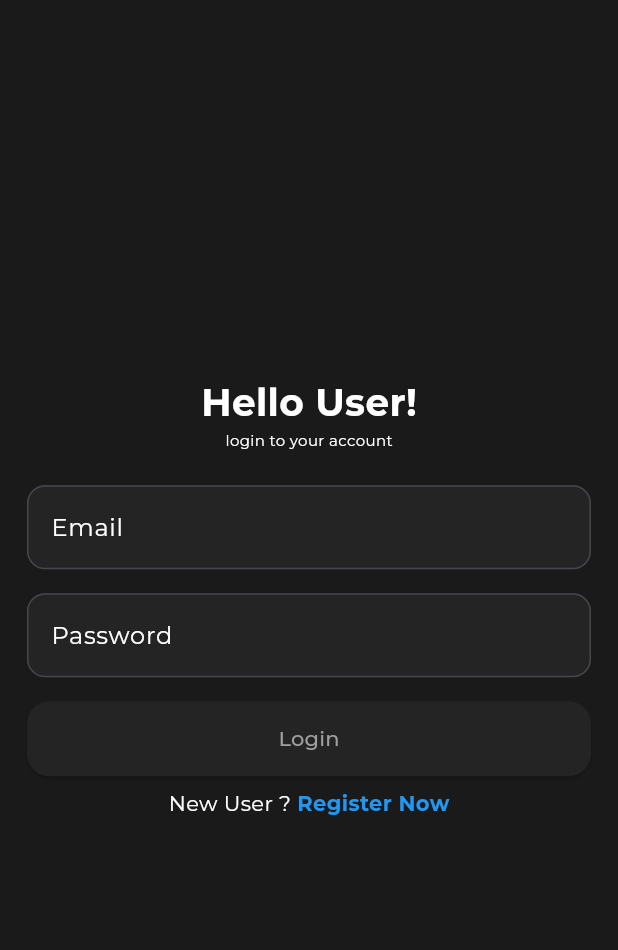
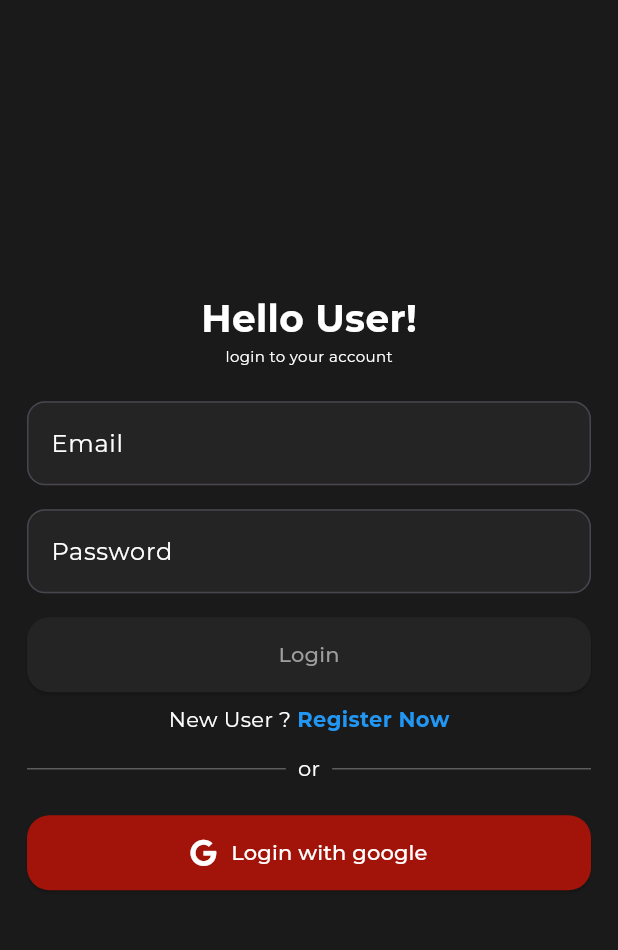
Before and after one commit to FilmMate/frontend, a Flutter app: the screen it shows after launch, on a phone screen of 412 x 824 dp, the part 63-1013 px from its top. Run offline on Flutter 3.47's test engine with Material 3 defaults, Android fonts, the phone set to English and light mode, and no system bars; our stand-ins replace bloc, cached_network_image, carousel_slider, cloud_firestore, dartz, dio and 15 more; accounts and stored records are empty; network calls fail.

Commit message:
added google auth

```diff
--- a/lib/presentation/accounts/accounts.dart
+++ b/lib/presentation/accounts/accounts.dart
@@ -4,6 +4,7 @@ import 'package:film_mate/core/constants.dart';
 import 'package:film_mate/presentation/user/login_and_register.dart';
 import 'package:firebase_auth/firebase_auth.dart';
 import 'package:flutter/material.dart';
+import 'package:google_sign_in/google_sign_in.dart';
 import 'package:shared_preferences/shared_preferences.dart';
 
 class ScreenAccounts extends StatelessWidget {
@@ -69,6 +70,7 @@ class ScreenAccounts extends StatelessWidget {
                       ),
                       onPressed: () async {
                         log("log out");
+                        await GoogleSignIn().signOut();
                         FirebaseAuth.instance.signOut();
                         final SharedPreferences prefs =
                             await SharedPreferences.getInstance();
--- a/lib/presentation/user/widgets/login.dart
+++ b/lib/presentation/user/widgets/login.dart
@@ -1,3 +1,7 @@
+import 'dart:developer';
+
+import 'package:cloud_firestore/cloud_firestore.dart';
+import 'package:film_mate/application/main_navigator/main_navigator_bloc.dart';
 import 'package:film_mate/application/user/user_bloc.dart';
 import 'package:film_mate/core/colors.dart';
 import 'package:film_mate/core/constants.dart';
@@ -6,6 +10,8 @@ import 'package:film_mate/presentation/main_navigator/main_navigator.dart';
 import 'package:firebase_auth/firebase_auth.dart';
 import 'package:flutter/material.dart';
 import 'package:flutter_bloc/flutter_bloc.dart';
+import 'package:font_awesome_flutter/font_awesome_flutter.dart';
+import 'package:google_sign_in/google_sign_in.dart';
 import 'package:shared_preferences/shared_preferences.dart';
 
 class Login extends StatelessWidget {
@@ -18,7 +24,8 @@ class Login extends StatelessWidget {
     WidgetsBinding.instance.addPostFrameCallback((_) async {
       // BlocProvider.of<UserBloc>(context)
       //     .add(const UserEvent.displayAllUsers());
-      await UserServices().displayAllUsers();
+      BlocProvider.of<MainNavigatorBloc>(context)
+          .add(MainNavigatorEvent.changeItem(item: 0));
     });
     final TextEditingController emailController = TextEditingController();
     final TextEditingController passwordController = TextEditingController();
@@ -73,6 +80,81 @@ class Login extends StatelessWidget {
       } catch (e) {
         showSnackBar(SnackBar(
           content: Text("An error occurred: $e"),
+          backgroundColor: Colors.red,
+        ));
+      }
+    }
+
+    Future<void> signInWithGoogle() async {
+      try {
+        await GoogleSignIn()
+            .signOut(); // Optional: Clear previous sign-in sessions
+        final GoogleSignInAccount? googleUser = await GoogleSignIn().signIn();
+
+        if (googleUser == null) {
+          // User canceled the Google sign-in
+          log("Google sign-in canceled.");
+          return;
+        }
+
+        final GoogleSignInAuthentication googleAuth =
+            await googleUser.authentication;
+
+        final credential = GoogleAuthProvider.credential(
+          accessToken: googleAuth.accessToken,
+          idToken: googleAuth.idToken,
+        );
+
+        log("Authenticating Google user...");
+        // Sign in with Firebase using the Google credential
+        UserCredential userCredential =
+            await FirebaseAuth.instance.signInWithCredential(credential);
+
+        // Check if the user exists in Firestore
+        DocumentSnapshot userDoc = await FirebaseFirestore.instance
+            .collection('users')
+            .doc(userCredential.user!.uid)
+            .get();
+
+        if (!userDoc.exists) {
+          // If the user document does not exist, create it
+          await FirebaseFirestore.instance
+              .collection('users')
+              .doc(userCredential.user!.uid)
+              .set({
+            'email': userCredential.user!.email,
+            'type': 'user', // Default type is 'user'
+            'createdAt': FieldValue.serverTimestamp(),
+            'user_name': userCredential.user!.displayName,
+            'genre': [],
+          });
+
+          log("New Google user added to Firestore.");
+        } else {
+          log("Existing user found in Firestore.");
+        }
+
+        // Update SharedPreferences for login state
+        final SharedPreferences prefs = await SharedPreferences.getInstance();
+        await prefs.setBool('isLoggedIn', true);
+
+        // Navigate to the main application screen
+        await Navigator.of(context).pushAndRemoveUntil(
+          MaterialPageRoute(
+            builder: (context) => const MainNavigator(),
+          ),
+          (route) => false,
+        );
+      } on FirebaseAuthException catch (e) {
+        log("FirebaseAuthException: ${e.message}");
+        showSnackBar(SnackBar(
+          content: Text("Google sign-in failed: ${e.message}"),
+          backgroundColor: Colors.red,
+        ));
+      } catch (e) {
+        log("Exception: $e");
+        showSnackBar(SnackBar(
+          content: Text("An error occurred during Google sign-in."),
           backgroundColor: Colors.red,
         ));
       }
@@ -202,6 +284,74 @@ class Login extends StatelessWidget {
               ),
             ],
           ),
+        ),
+        kHeightXS,
+        Padding(
+          padding: const EdgeInsets.all(8.0),
+          child: Row(
+            children: [
+              // Left Line
+              Expanded(
+                child: Divider(
+                  color: Colors.grey.withOpacity(0.5), // Line color
+                  thickness: 1, // Line thickness
+                ),
+              ),
+              // Text in the middle
+              Padding(
+                padding:
+                    EdgeInsets.symmetric(horizontal: 8.0), // Space around "or"
+                child: Text(
+                  "or",
+                  style: TextStyle(color: kWhite),
+                ),
+              ),
+              // Right Line
+              Expanded(
+                child: Divider(
+                  color: Colors.grey.withOpacity(0.5), // Line color
+                  thickness: 1, // Line thickness
+                ),
+              ),
+            ],
+          ),
+        ),
+        kHeightXS,
+        Padding(
+          padding: const EdgeInsets.all(8.0),
+          child: SizedBox(
+            width: MediaQuery.of(context).size.width,
+            height: 50,
+            child: ElevatedButton(
+              onPressed: signInWithGoogle,
+              style: ButtonStyle(
+                backgroundColor:
+                    WidgetStateProperty.all<Color>(kSelectedBackgroundColor),
+                shape: WidgetStateProperty.all<RoundedRectangleBorder>(
+                  RoundedRectangleBorder(
+                    borderRadius: BorderRadius.circular(15.0),
+                  ),
+                ),
+              ),
+              child: Row(
+                mainAxisAlignment: MainAxisAlignment.center,
+                crossAxisAlignment: CrossAxisAlignment.center,
+                children: [
+                  FaIcon(
+                    FontAwesomeIcons.google,
+                    color: kWhite,
+                  ),
+                  SizedBox(
+                    width: 10,
+                  ),
+                  Text(
+                    "Login with google",
+                    style: TextStyle(color: kWhite),
+                  ),
+                ],
+              ),
+            ),
+          ),
         )
       ],
     );
--- a/lib/presentation/user/widgets/register.dart
+++ b/lib/presentation/user/widgets/register.dart
@@ -1,5 +1,6 @@
 import 'dart:developer';
 import 'package:cloud_firestore/cloud_firestore.dart';
+import 'package:film_mate/application/main_navigator/main_navigator_bloc.dart';
 import 'package:film_mate/application/user/user_bloc.dart';
 import 'package:film_mate/core/colors.dart';
 import 'package:film_mate/core/constants.dart';
@@ -14,6 +15,10 @@ class Register extends StatelessWidget {
 
   @override
   Widget build(BuildContext context) {
+    WidgetsBinding.instance.addPostFrameCallback((_) async {
+      BlocProvider.of<MainNavigatorBloc>(context)
+                  .add(MainNavigatorEvent.changeItem(item: 0));
+    });
     final TextEditingController usernameController = TextEditingController();
     final TextEditingController emailController = TextEditingController();
     final TextEditingController passController = TextEditingController();
--- a/pubspec.yaml
+++ b/pubspec.yaml
@@ -16,7 +16,7 @@ publish_to: 'none' # Remove this line if you wish to publish to pub.dev
 # https://developer.apple.com/library/archive/documentation/General/Reference/InfoPlistKeyReference/Articles/CoreFoundationKeys.html
 # In Windows, build-name is used as the major, minor, and patch parts
 # of the product and file versions while build-number is used as the build suffix.
-version: 1.63.0+1
+version: 1.64.0+1
 
 environment:
   sdk: '>=3.3.1 <4.0.0'
@@ -42,9 +42,11 @@ dependencies:
     sdk: flutter
   flutter_bloc: ^8.1.5
   flutter_rating_bar: ^4.0.1
+  font_awesome_flutter: ^10.8.0
   freezed_annotation: ^2.4.1
   get_it: ^8.0.3
   google_fonts: ^6.2.1
+  google_sign_in: ^6.2.2
   hive_flutter: ^1.1.0
   injectable: ^2.4.1
   json_annotation: ^4.8.1
```
Also changed, not shown: pubspec.lock, 2 other files.
